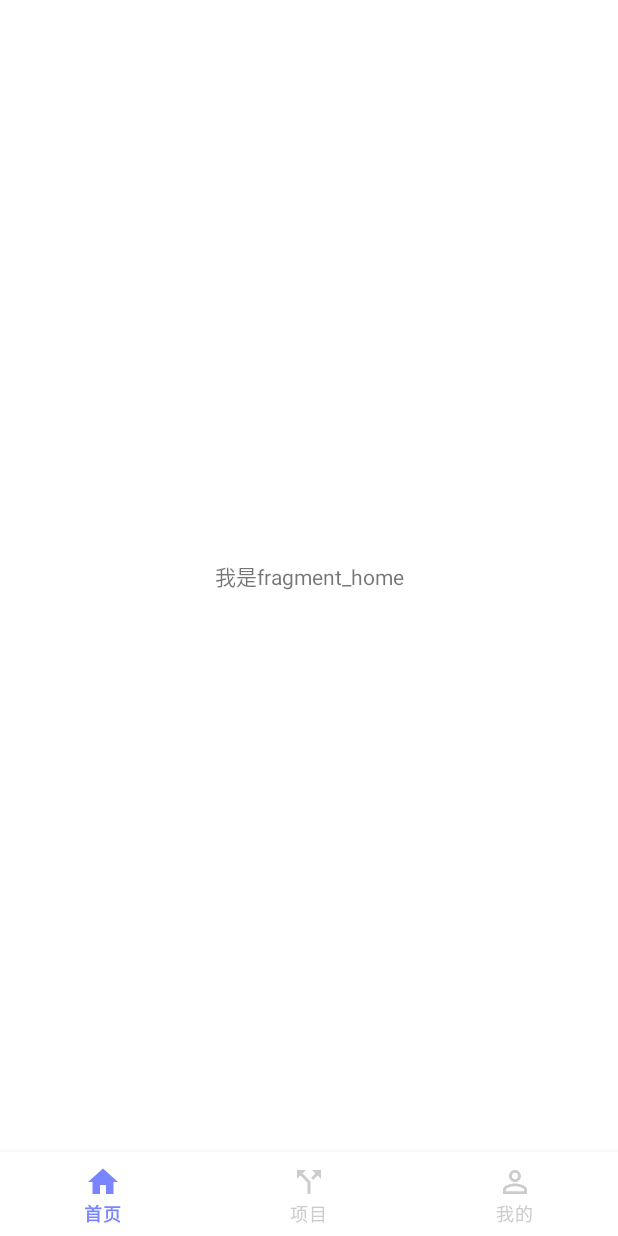
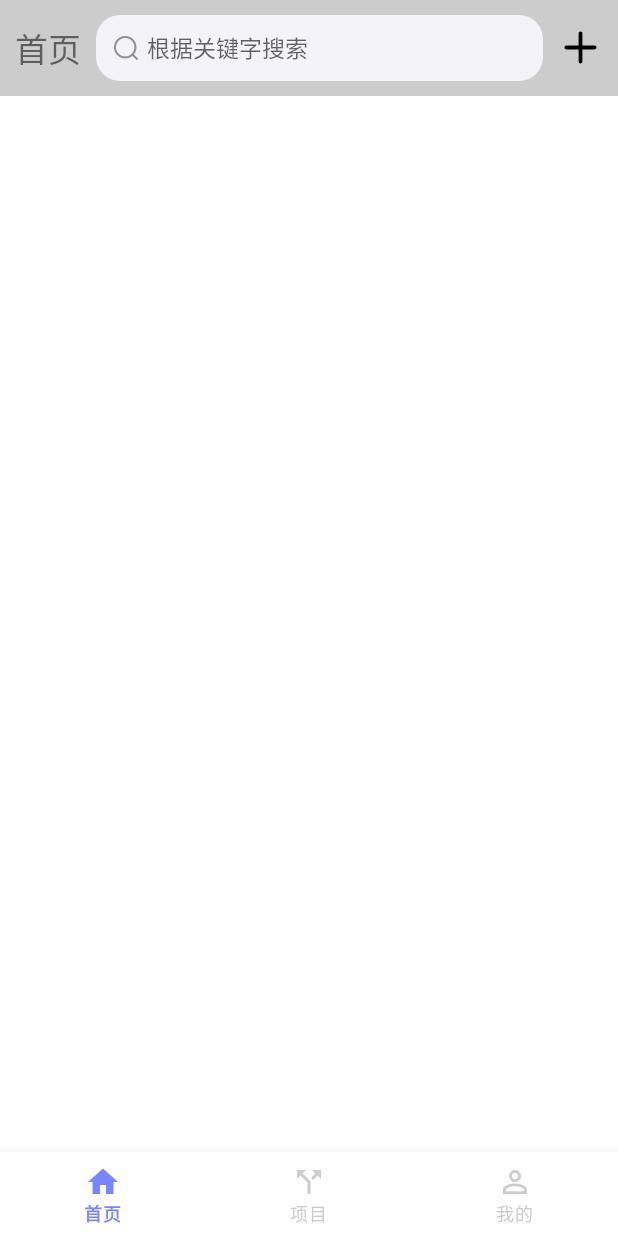
Before and after one commit to yang961226/Spacecraft, an Android app: the MainActivity screen opened directly, with no data from a screen before it, on a phone screen of 412 x 824 dp. Run offline under Robolectric (Android 15) with nearby library versions, the phone set to English and light mode, and no system bars; our stand-ins replace Dagger/Hilt's generated code, navigation-ui.

Commit message:
提交一个搜索框，暂无功能

```diff
--- a/app/home/src/main/java/com/sundayting/com/HomeFragment.kt
+++ /dev/null
@@ -1,11 +0,0 @@
-package com.sundayting.com
-
-import com.sundayting.com.home.R
-import com.sundayting.com.ui.BaseFragment
-import dagger.hilt.android.AndroidEntryPoint
-
-@AndroidEntryPoint
-class HomeFragment : BaseFragment(R.layout.fragment_home) {
-
-
-}
--- /dev/null
+++ b/app/home/src/main/java/com/sundayting/com/home/HomeFragment.kt
@@ -0,0 +1,13 @@
+package com.sundayting.com.home
+
+import androidx.fragment.app.viewModels
+import com.sundayting.com.home.databinding.FragmentHomeBinding
+import com.sundayting.com.ui.BaseBindingFragment
+import dagger.hilt.android.AndroidEntryPoint
+
+@AndroidEntryPoint
+class HomeFragment : BaseBindingFragment<FragmentHomeBinding>() {
+
+    private val viewModel by viewModels<HomeViewModel>()
+
+}
--- /dev/null
+++ b/app/home/src/main/java/com/sundayting/com/home/HomeViewModel.kt
@@ -0,0 +1,13 @@
+package com.sundayting.com.home
+
+import com.sundayting.com.ui.BaseViewModel
+import dagger.hilt.android.lifecycle.HiltViewModel
+import javax.inject.Inject
+
+@HiltViewModel
+class HomeViewModel @Inject constructor(
+
+) : BaseViewModel() {
+
+
+}
--- /dev/null
+++ b/app/home/src/main/res/drawable-xxhdpi/radius_16.xml
@@ -0,0 +1,6 @@
+<?xml version="1.0" encoding="utf-8"?>
+<shape xmlns:android="http://schemas.android.com/apk/res/android">
+
+    <corners android:radius="16dp" />
+    <solid android:color="@color/primaryLightColor" />
+</shape>
--- /dev/null
+++ b/app/home/src/main/res/drawable-xxhdpi/svg_add.xml
@@ -0,0 +1,9 @@
+<vector xmlns:android="http://schemas.android.com/apk/res/android"
+    android:width="200dp"
+    android:height="200dp"
+    android:viewportWidth="1024"
+    android:viewportHeight="1024">
+  <path
+      android:fillColor="@color/black"
+      android:pathData="M832,469.33H554.67V192c0,-25.6 -17.07,-42.67 -42.67,-42.67s-42.67,17.07 -42.67,42.67V469.33H192c-25.6,0 -42.67,17.07 -42.67,42.67s17.07,42.67 42.67,42.67H469.33v277.33c0,25.6 17.07,42.67 42.67,42.67s42.67,-17.07 42.67,-42.67V554.67h277.33c25.6,0 42.67,-17.07 42.67,-42.67s-17.07,-42.67 -42.67,-42.67z" />
+</vector>
--- a/app/home/src/main/res/layout/fragment_home.xml
+++ b/app/home/src/main/res/layout/fragment_home.xml
@@ -1,16 +1,8 @@
 <?xml version="1.0" encoding="utf-8"?>
 <androidx.constraintlayout.widget.ConstraintLayout xmlns:android="http://schemas.android.com/apk/res/android"
-    xmlns:app="http://schemas.android.com/apk/res-auto"
     android:layout_width="match_parent"
     android:layout_height="match_parent">
 
-    <TextView
-        android:layout_width="wrap_content"
-        android:layout_height="wrap_content"
-        android:text="我是fragment_home"
-        app:layout_constraintBottom_toBottomOf="parent"
-        app:layout_constraintEnd_toEndOf="parent"
-        app:layout_constraintStart_toStartOf="parent"
-        app:layout_constraintTop_toTopOf="parent" />
+    <include layout="@layout/layout_search_bar" />
 
 </androidx.constraintlayout.widget.ConstraintLayout>
--- /dev/null
+++ b/app/home/src/main/res/layout/layout_search_bar.xml
@@ -0,0 +1,49 @@
+<?xml version="1.0" encoding="utf-8"?>
+<androidx.appcompat.widget.LinearLayoutCompat xmlns:android="http://schemas.android.com/apk/res/android"
+    android:layout_width="match_parent"
+    android:layout_height="wrap_content"
+    android:background="@color/primaryDarkColor"
+    android:gravity="center_vertical"
+    android:orientation="horizontal"
+    android:padding="10dp">
+
+    <TextView
+        android:layout_width="wrap_content"
+        android:layout_height="wrap_content"
+        android:layout_marginRight="10dp"
+        android:text="首页"
+        android:textSize="22sp" />
+
+    <androidx.appcompat.widget.LinearLayoutCompat
+        android:layout_width="0dp"
+        android:layout_height="wrap_content"
+        android:layout_weight="1"
+        android:background="@drawable/radius_16"
+        android:gravity="center_vertical"
+        android:orientation="horizontal">
+
+        <ImageView
+            android:layout_width="20dp"
+            android:layout_height="20dp"
+            android:layout_marginLeft="10dp"
+            android:scaleType="center"
+            android:src="@drawable/search" />
+
+        <androidx.appcompat.widget.AppCompatEditText
+            android:layout_width="0dp"
+            android:layout_height="wrap_content"
+            android:layout_weight="1"
+            android:hint="根据关键字搜索"
+            android:maxLines="1"
+            android:textSize="15sp" />
+
+    </androidx.appcompat.widget.LinearLayoutCompat>
+
+    <ImageView
+        android:id="@+id/ivAdd"
+        android:layout_width="30dp"
+        android:layout_height="30dp"
+        android:layout_marginLeft="10dp"
+        android:src="@drawable/svg_add" />
+
+</androidx.appcompat.widget.LinearLayoutCompat>
--- a/app/home/src/main/res/navigation/nav_home.xml
+++ b/app/home/src/main/res/navigation/nav_home.xml
@@ -8,7 +8,7 @@
 
     <fragment
         android:id="@+id/homeFragment"
-        android:name="com.sundayting.com.HomeFragment"
+        android:name="com.sundayting.com.home.HomeFragment"
         android:label="HomeFragment"
         tools:layout="@layout/fragment_home" />
 </navigation>
```
Also changed, not shown: app/home/src/main/res/drawable-xxhdpi/search.png (added).
